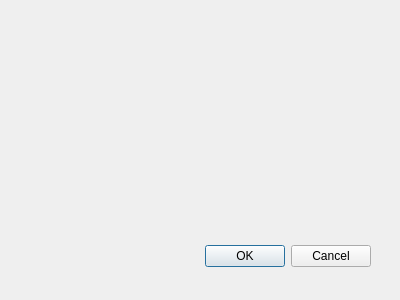
Dixiao-L/MineSweeper, file dialogname.ui: the form before one commit.
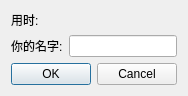
The form after the commit.

What changed in the file:
```diff
--- a/dialogname.ui
+++ b/dialogname.ui
@@ -8,22 +8,47 @@
    <rect>
     <x>0</x>
     <y>0</y>
-    <width>400</width>
-    <height>300</height>
+    <width>184</width>
+    <height>86</height>
    </rect>
   </property>
   <property name="windowTitle">
    <string>Dialog</string>
   </property>
+  <layout class="QVBoxLayout" name="verticalLayout">
+   <item>
+    <layout class="QFormLayout" name="formLayout">
+     <item row="0" column="0">
+      <widget class="QLabel" name="label_2">
+       <property name="text">
+        <string>用时:</string>
+       </property>
+      </widget>
+     </item>
+     <item row="1" column="0">
+      <widget class="QLabel" name="label">
+       <property name="text">
+        <string>你的名字:</string>
+       </property>
+       <property name="buddy">
+        <cstring>lineEditName</cstring>
+       </property>
+      </widget>
+     </item>
+     <item row="1" column="1">
+      <widget class="QLineEdit" name="lineEditName"/>
+     </item>
+     <item row="0" column="1">
+      <widget class="QLabel" name="label_Time">
+       <property name="text">
+        <string/>
+       </property>
+      </widget>
+     </item>
+    </layout>
+   </item>
+   <item>
   <widget class="QDialogButtonBox" name="buttonBox">
-   <property name="geometry">
-    <rect>
-     <x>30</x>
-     <y>240</y>
-     <width>341</width>
-     <height>32</height>
-    </rect>
-   </property>
    <property name="orientation">
     <enum>Qt::Horizontal</enum>
    </property>
@@ -31,6 +56,8 @@
     <set>QDialogButtonBox::Cancel|QDialogButtonBox::Ok</set>
    </property>
   </widget>
+   </item>
+  </layout>
  </widget>
  <pixmapfunction/>
  <resources/>
```
Left out of the diff: 5 changed lines with no effect on the pictures. Lines whose indentation alone changed are shown as unchanged.
